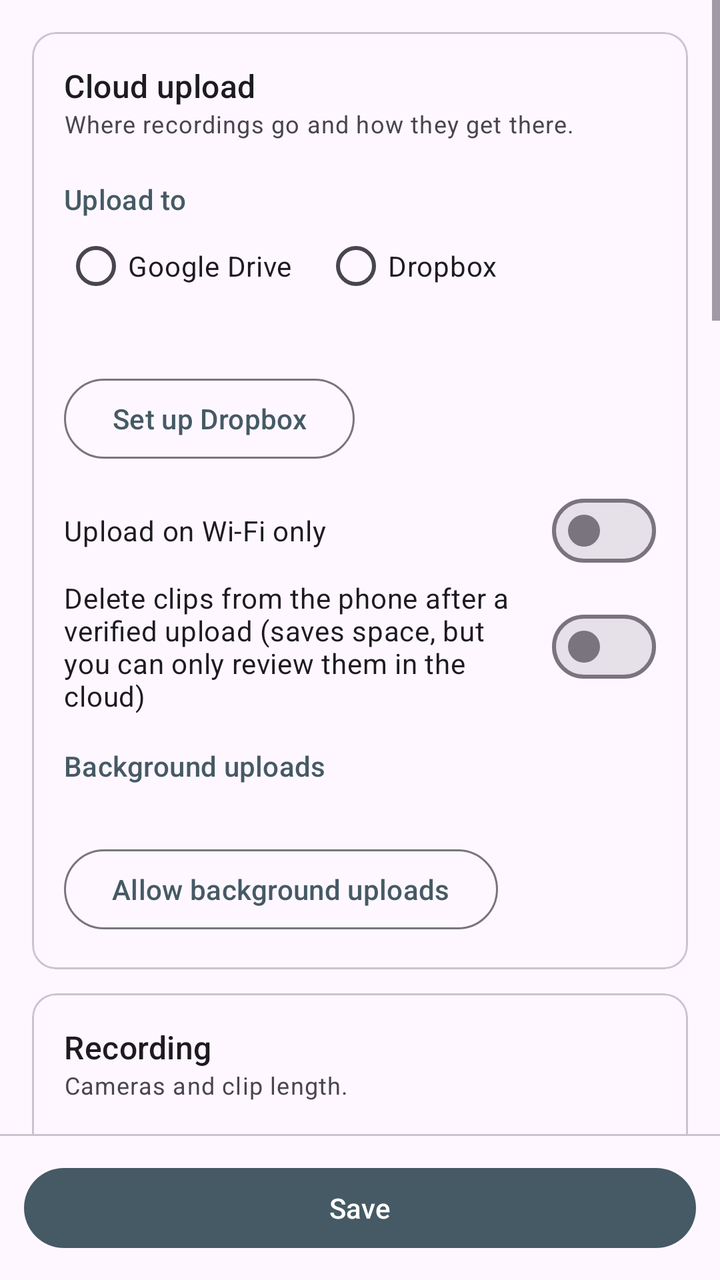
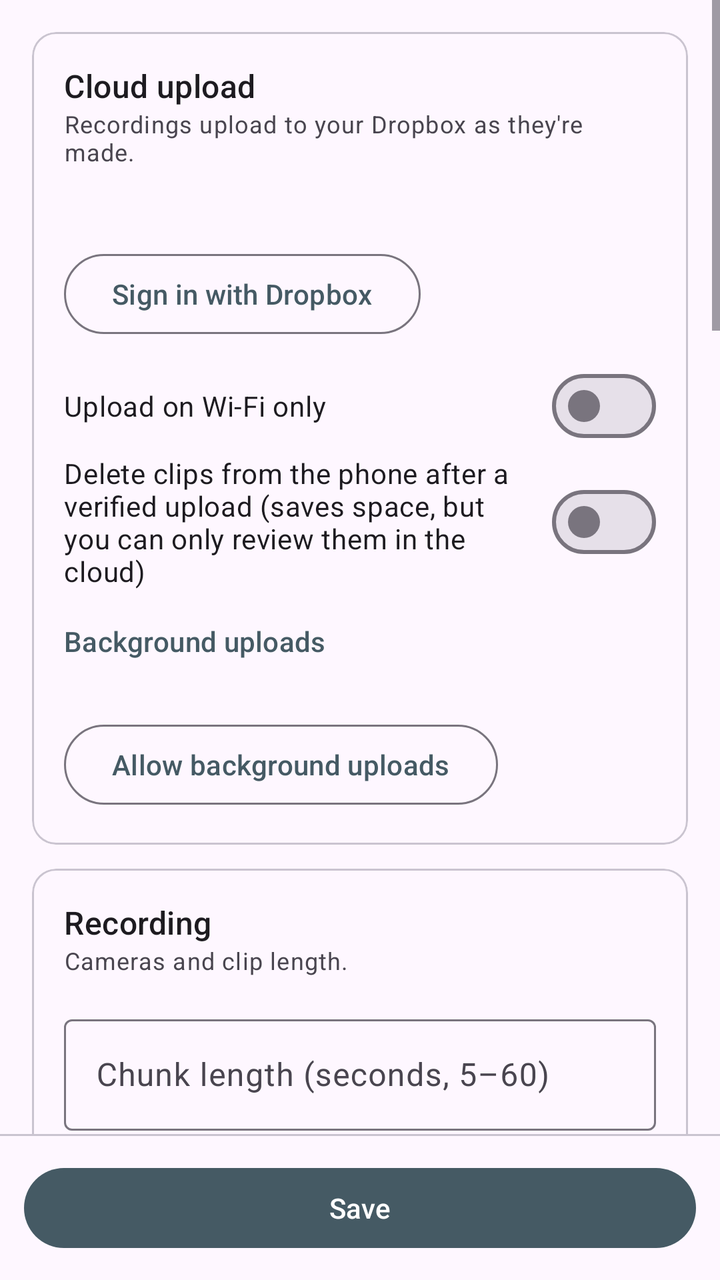

Before-and-after screenshots of an Android layout around one commit, followed by the original layout XML and the change that was made.
<!-- AndroidManifest.xml: application theme Theme.WitnessCam -->
<!-- res/layout/activity_settings.xml -->
<LinearLayout xmlns:android="http://schemas.android.com/apk/res/android"
    xmlns:app="http://schemas.android.com/apk/res-auto"
    android:layout_width="match_parent"
    android:layout_height="match_parent"
    android:fitsSystemWindows="true"
    android:orientation="vertical">

    <ScrollView
        android:layout_width="match_parent"
        android:layout_height="0dp"
        android:layout_weight="1">

        <LinearLayout
            android:layout_width="match_parent"
            android:layout_height="wrap_content"
            android:orientation="vertical"
            android:padding="16dp">

            <com.google.android.material.card.MaterialCardView
                style="?attr/materialCardViewOutlinedStyle"
                android:layout_width="match_parent"
                android:layout_height="wrap_content"
                android:layout_marginBottom="12dp">

                <LinearLayout
                    android:layout_width="match_parent"
                    android:layout_height="wrap_content"
                    android:orientation="vertical"
                    android:padding="16dp">

                    <TextView
                        style="@style/SettingsHeading"
                        android:text="@string/section_cloud" />

                    <TextView
                        style="@style/SettingsSummary"
                        android:text="@string/section_cloud_summary" />

                    <TextView
                        style="@style/SettingsSubheading"
                        android:text="@string/cloud_section" />

                    <RadioGroup
                        android:id="@+id/provider_group"
                        android:layout_width="match_parent"
                        android:layout_height="wrap_content"
                        android:orientation="horizontal">
                        <RadioButton
                            android:id="@+id/provider_google"
                            android:layout_width="wrap_content"
                            android:layout_height="wrap_content"
                            android:layout_marginEnd="16dp"
                            android:text="@string/provider_google" />
                        <RadioButton
                            android:id="@+id/provider_dropbox"
                            android:layout_width="wrap_content"
                            android:layout_height="wrap_content"
                            android:text="@string/provider_dropbox" />
                    </RadioGroup>

                    <TextView
                        style="@style/SettingsNote"
                        android:id="@+id/drive_status" />

                    <com.google.android.material.button.MaterialButton
                        android:id="@+id/dropbox_setup"
                        style="?attr/materialButtonOutlinedStyle"
                        android:layout_width="wrap_content"
                        android:layout_height="wrap_content"
                        android:layout_marginTop="8dp"
                        android:text="@string/dropbox_setup" />

                    <com.google.android.material.materialswitch.MaterialSwitch
                        android:id="@+id/wifi_only"
                        android:layout_width="match_parent"
                        android:layout_height="wrap_content" android:layout_marginTop="8dp"
                        android:text="@string/wifi_only" />

                    <com.google.android.material.materialswitch.MaterialSwitch
                        android:id="@+id/delete_after_upload"
                        android:layout_width="match_parent"
                        android:layout_height="wrap_content"
                        android:text="@string/delete_after_upload" />

                    <TextView
                        style="@style/SettingsSubheading"
                        android:text="@string/background_heading" />

                    <TextView
                        style="@style/SettingsNote"
                        android:id="@+id/battery_status" />

                    <com.google.android.material.button.MaterialButton
                        android:id="@+id/battery_button"
                        style="?attr/materialButtonOutlinedStyle"
                        android:layout_width="wrap_content"
                        android:layout_height="wrap_content"
                        android:layout_marginTop="8dp"
                        android:text="@string/battery_button" />

                </LinearLayout>
            </com.google.android.material.card.MaterialCardView>

            <com.google.android.material.card.MaterialCardView
                style="?attr/materialCardViewOutlinedStyle"
                android:layout_width="match_parent"
                android:layout_height="wrap_content"
                android:layout_marginBottom="12dp">

                <LinearLayout
                    android:layout_width="match_parent"
                    android:layout_height="wrap_content"
                    android:orientation="vertical"
                    android:padding="16dp">

                    <TextView
                        style="@style/SettingsHeading"
                        android:text="@string/section_recording" />

                    <TextView
                        style="@style/SettingsSummary"
                        android:text="@string/section_recording_summary" />

                    <com.google.android.material.textfield.TextInputLayout
                        style="?attr/textInputOutlinedStyle"
                        android:layout_width="match_parent"
                        android:layout_height="wrap_content"
                        android:layout_marginTop="12dp"
                        android:hint="@string/segment_seconds"
                        app:helperText="@string/segment_help">
                        <com.google.android.material.textfield.TextInputEditText
                            android:id="@+id/segment_seconds"
                            android:layout_width="match_parent"
                            android:layout_height="wrap_content"
                            android:inputType="number" />
                    </com.google.android.material.textfield.TextInputLayout>

                    <com.google.android.material.materialswitch.MaterialSwitch
                        android:id="@+id/dual_camera"
                        android:layout_width="match_parent"
                        android:layout_height="wrap_content" android:layout_marginTop="8dp"
                        android:text="@string/dual_camera" />

                </LinearLayout>
            </com.google.android.material.card.MaterialCardView>

            <com.google.android.material.card.MaterialCardView
                style="?attr/materialCardViewOutlinedStyle"
                android:layout_width="match_parent"
                android:layout_height="wrap_content"
                android:layout_marginBottom="12dp">

                <LinearLayout
                    android:layout_width="match_parent"
                    android:layout_height="wrap_content"
                    android:orientation="vertical"
                    android:padding="16dp">

                    <TextView
                        style="@style/SettingsHeading"
                        android:text="@string/pin_section" />

                    <TextView
                        style="@style/SettingsSummary"
                        android:text="@string/section_protection_summary" />

                    <TextView
                        style="@style/SettingsNote"
                        android:id="@+id/pin_status" />

                    <com.google.android.material.textfield.TextInputLayout
                        style="?attr/textInputOutlinedStyle"
                        android:layout_width="match_parent"
                        android:layout_height="wrap_content"
                        android:layout_marginTop="12dp"
                        android:hint="@string/pin_new_short"
                        app:helperText="@string/pin_new_help">
                        <com.google.android.material.textfield.TextInputEditText
                            android:id="@+id/new_pin"
                            android:layout_width="match_parent"
                            android:layout_height="wrap_content"
                            android:inputType="numberPassword" />
                    </com.google.android.material.textfield.TextInputLayout>

                    <com.google.android.material.button.MaterialButton
                        android:id="@+id/remove_pin"
                        style="?attr/borderlessButtonStyle"
                        android:layout_width="wrap_content"
                        android:layout_height="wrap_content"
                        android:layout_marginTop="8dp"
                        android:text="@string/pin_remove" />

                    <com.google.android.material.materialswitch.MaterialSwitch
                        android:id="@+id/biometric_unlock"
                        android:layout_width="match_parent"
                        android:layout_height="wrap_content" android:layout_marginTop="8dp"
                        android:text="@string/biometric_switch" />

                    <TextView
                        style="@style/SettingsNote"
                        android:id="@+id/biometric_note" />

                    <com.google.android.material.materialswitch.MaterialSwitch
                        android:id="@+id/widget_double_tap"
                        android:layout_width="match_parent"
                        android:layout_height="wrap_content" android:layout_marginTop="8dp"
                        android:text="@string/widget_double_tap" />

                </LinearLayout>
            </com.google.android.material.card.MaterialCardView>

            <com.google.android.material.card.MaterialCardView
                style="?attr/materialCardViewOutlinedStyle"
                android:layout_width="match_parent"
                android:layout_height="wrap_content"
                android:layout_marginBottom="12dp">

                <LinearLayout
                    android:layout_width="match_parent"
                    android:layout_height="wrap_content"
                    android:orientation="vertical"
                    android:padding="16dp">

                    <TextView
                        style="@style/SettingsHeading"
                        android:text="@string/sms_section" />

                    <TextView
                        style="@style/SettingsSummary"
                        android:text="@string/section_alerts_summary" />

                    <TextView
                        style="@style/SettingsSubheading"
                        android:text="@string/emergency_contacts" />

                    <TextView
                        style="@style/SettingsNote"
                        android:id="@+id/no_contacts"
                        android:text="@string/no_contacts" />

                    <com.google.android.material.chip.ChipGroup
                        android:id="@+id/contacts_group"
                        android:layout_width="match_parent"
                        android:layout_height="wrap_content" />

                    <LinearLayout
                        android:layout_width="match_parent"
                        android:layout_height="wrap_content"
                        android:orientation="horizontal">
                        <com.google.android.material.button.MaterialButton
                            android:id="@+id/add_from_contacts"
                            style="?attr/materialButtonOutlinedStyle"
                            android:layout_width="wrap_content"
                            android:layout_height="wrap_content"
                            android:layout_marginTop="8dp" android:layout_marginEnd="8dp"
                            android:text="@string/add_from_contacts" />

                        <com.google.android.material.button.MaterialButton
                            android:id="@+id/add_number"
                            style="?attr/borderlessButtonStyle"
                            android:layout_width="wrap_content"
                            android:layout_height="wrap_content"
                            android:layout_marginTop="8dp"
                            android:text="@string/add_number" />

                    </LinearLayout>

                    <LinearLayout
                        android:layout_width="match_parent"
                        android:layout_height="wrap_content"
                        android:layout_marginTop="8dp"
                        android:gravity="center_vertical"
                        android:orientation="horizontal">
                        <TextView
                            android:id="@+id/sms_status"
                            android:layout_width="0dp"
                            android:layout_height="wrap_content"
                            android:layout_weight="1"
                            android:textAppearance="?attr/textAppearanceBodyMedium" />
                        <com.google.android.material.button.MaterialButton
                            android:id="@+id/sms_allow"
                            android:layout_width="wrap_content"
                            android:layout_height="wrap_content"
                            android:text="@string/sms_allow" />
                    </LinearLayout>

                    <com.google.android.material.textfield.TextInputLayout
                        style="?attr/textInputOutlinedStyle"
                        android:layout_width="match_parent"
                        android:layout_height="wrap_content"
                        android:layout_marginTop="12dp"
                        android:hint="@string/alert_message">
                        <com.google.android.material.textfield.TextInputEditText
                            android:id="@+id/alert_message"
                            android:layout_width="match_parent"
                            android:layout_height="wrap_content"
                            android:inputType="textMultiLine|textCapSentences" />
                    </com.google.android.material.textfield.TextInputLayout>

                    <TextView
                        style="@style/SettingsSubheading"
                        android:text="@string/alerts_when" />

                    <com.google.android.material.materialswitch.MaterialSwitch
                        android:id="@+id/sms_on_stop"
                        android:layout_width="match_parent"
                        android:layout_height="wrap_content"
                        android:text="@string/sms_on_stop" />

                    <com.google.android.material.textfield.TextInputLayout
                        style="?attr/textInputOutlinedStyle"
                        android:layout_width="match_parent"
                        android:layout_height="wrap_content"
                        android:layout_marginTop="12dp"
                        android:hint="@string/location_update_short"
                        app:helperText="@string/location_update_help">
                        <com.google.android.material.textfield.TextInputEditText
                            android:id="@+id/location_minutes"
                            android:layout_width="match_parent"
                            android:layout_height="wrap_content"
                            android:inputType="number" />
                    </com.google.android.material.textfield.TextInputLayout>

                    <com.google.android.material.materialswitch.MaterialSwitch
                        android:id="@+id/share_link"
                        android:layout_width="match_parent"
                        android:layout_height="wrap_content" android:layout_marginTop="8dp"
                        android:text="@string/share_footage_link" />

                    <TextView
                        style="@style/SettingsNote"
                        android:text="@string/share_footage_help" />

                    <com.google.android.material.button.MaterialButton
                        android:id="@+id/send_test"
                        style="?attr/materialButtonOutlinedStyle"
                        android:layout_width="wrap_content"
                        android:layout_height="wrap_content"
                        android:layout_marginTop="8dp"
                        android:text="@string/send_test" />

                </LinearLayout>
            </com.google.android.material.card.MaterialCardView>

            <com.google.android.material.card.MaterialCardView
                style="?attr/materialCardViewOutlinedStyle"
                android:layout_width="match_parent"
                android:layout_height="wrap_content"
                android:layout_marginBottom="12dp">

                <LinearLayout
                    android:layout_width="match_parent"
                    android:layout_height="wrap_content"
                    android:orientation="vertical"
                    android:padding="16dp">

                    <TextView
                        style="@style/SettingsHeading"
                        android:text="@string/section_help" />

                    <TextView
                        style="@style/SettingsSummary"
                        android:text="@string/section_help_summary" />

                    <TextView
                        style="@style/SettingsNote"
                        android:id="@+id/storage_path" />

                    <com.google.android.material.button.MaterialButton
                        android:id="@+id/share_diagnostics"
                        style="?attr/materialButtonOutlinedStyle"
                        android:layout_width="wrap_content"
                        android:layout_height="wrap_content"
                        android:layout_marginTop="8dp"
                        android:text="@string/share_diagnostics" />

                </LinearLayout>
            </com.google.android.material.card.MaterialCardView>

        </LinearLayout>
    </ScrollView>

    <com.google.android.material.divider.MaterialDivider
        android:layout_width="match_parent"
        android:layout_height="wrap_content" />

    <com.google.android.material.button.MaterialButton
        android:id="@+id/save"
        android:layout_width="match_parent"
        android:layout_height="wrap_content"
        android:layout_margin="12dp"
        android:text="@string/save" />
</LinearLayout>
<!-- resources referenced by this layout -->
<resources>
  <string name="add_from_contacts">Add from contacts</string>
  <string name="add_number">Add number</string>
  <string name="alert_message">Text message sent when recording starts</string>
  <string name="alerts_when">When to text</string>
  <string name="background_heading">Background uploads</string>
  <string name="battery_button">Allow background uploads</string>
  <string name="biometric_switch">Allow fingerprint or face instead of the PIN</string>
  <string name="cloud_section">Upload to</string>
  <string name="delete_after_upload">Delete clips from the phone after a verified upload (saves space, but you can only review them in the cloud)</string>
  <string name="dropbox_setup">Set up Dropbox</string>
  <string name="dual_camera">Also record the front camera (to separate files) if the phone supports it</string>
  <string name="emergency_contacts">Emergency contacts</string>
  <string name="location_update_help">While recording. 0 = off.</string>
  <string name="location_update_short">Location updates every N minutes</string>
  <string name="no_contacts">No contacts yet. Nobody will be texted.</string>
  <string name="pin_new_help">Needed to stop a recording and to open Settings and Recordings. Leave blank to keep the current PIN.</string>
  <string name="pin_new_short">New PIN (4+ digits)</string>
  <string name="pin_remove">Remove PIN</string>
  <string name="pin_section">Stop protection</string>
  <string name="provider_dropbox">Dropbox</string>
  <string name="provider_google">Google Drive</string>
  <string name="save">Save</string>
  <string name="section_alerts_summary">Who gets a text, and when.</string>
  <string name="section_cloud">Cloud upload</string>
  <string name="section_cloud_summary">Where recordings go and how they get there.</string>
  <string name="section_help">Help</string>
  <string name="section_help_summary">Storage and troubleshooting.</string>
  <string name="section_protection_summary">Stop someone else switching a recording off.</string>
  <string name="section_recording">Recording</string>
  <string name="section_recording_summary">Cameras and clip length.</string>
  <string name="segment_help">Shorter chunks reach the cloud sooner. At most this much footage is at risk if the phone is taken.</string>
  <string name="segment_seconds">Chunk length (seconds, 5–60)</string>
  <string name="send_test">Send test text</string>
  <string name="share_diagnostics">Share diagnostics</string>
  <string name="share_footage_help">Anyone who gets the link can view that recording\'s folder in your Drive.</string>
  <string name="share_footage_link">Text contacts a link to watch the footage</string>
  <string name="sms_allow">Allow SMS</string>
  <string name="sms_on_stop">Text contacts when recording stops</string>
  <string name="sms_section">Text alerts</string>
  <string name="widget_double_tap">Widget needs two taps to start or stop (prevents accidental presses)</string>
  <string name="wifi_only">Upload on Wi-Fi only</string>
  <style name="SettingsHeading">
          <item name="android:layout_width">match_parent</item>
          <item name="android:layout_height">wrap_content</item>
          <item name="android:textAppearance">?attr/textAppearanceTitleMedium</item>
      </style>
  <style name="SettingsSubheading">
          <item name="android:layout_width">match_parent</item>
          <item name="android:layout_height">wrap_content</item>
          <item name="android:layout_marginTop">16dp</item>
          <item name="android:textAppearance">?attr/textAppearanceLabelLarge</item>
          <item name="android:textColor">?attr/colorPrimary</item>
      </style>
  <color name="accent">#455A64</color>
  <color name="on_accent">#FFFFFFFF</color>
  <color name="accent_container">#CFD8DC</color>
  <color name="on_accent_container">#263238</color>
  <!-- unchanged entries left out for length: 3 -->
</resources>

<!-- the commit's change to res/layout/activity_settings.xml (unified diff, before → after) -->
@@ -37,38 +37,19 @@
                         android:text="@string/section_cloud_summary" />
 
                     <TextView
-                        style="@style/SettingsSubheading"
-                        android:text="@string/cloud_section" />
-
-                    <RadioGroup
-                        android:id="@+id/provider_group"
-                        android:layout_width="match_parent"
-                        android:layout_height="wrap_content"
-                        android:orientation="horizontal">
-                        <RadioButton
-                            android:id="@+id/provider_google"
-                            android:layout_width="wrap_content"
-                            android:layout_height="wrap_content"
-                            android:layout_marginEnd="16dp"
-                            android:text="@string/provider_google" />
-                        <RadioButton
-                            android:id="@+id/provider_dropbox"
-                            android:layout_width="wrap_content"
-                            android:layout_height="wrap_content"
-                            android:text="@string/provider_dropbox" />
-                    </RadioGroup>
-
-                    <TextView
-                        style="@style/SettingsNote"
-                        android:id="@+id/drive_status" />
-
-                    <com.google.android.material.button.MaterialButton
-                        android:id="@+id/dropbox_setup"
+                        android:id="@+id/cloud_status"
+                        android:layout_width="match_parent"
+                        android:layout_height="wrap_content"
+                        android:layout_marginTop="8dp"
+                        android:textAppearance="?attr/textAppearanceBodyMedium" />
+
+                    <com.google.android.material.button.MaterialButton
+                        android:id="@+id/dropbox_sign_in"
                         style="?attr/materialButtonOutlinedStyle"
                         android:layout_width="wrap_content"
                         android:layout_height="wrap_content"
                         android:layout_marginTop="8dp"
-                        android:text="@string/dropbox_setup" />
+                        android:text="@string/dropbox_sign_in" />
 
                     <com.google.android.material.materialswitch.MaterialSwitch
                         android:id="@+id/wifi_only"
<!-- resource entries referenced after the edit -->
@@ -7,9 +7,8 @@
   <string name="background_heading">Background uploads</string>
   <string name="battery_button">Allow background uploads</string>
   <string name="biometric_switch">Allow fingerprint or face instead of the PIN</string>
-  <string name="cloud_section">Upload to</string>
   <string name="delete_after_upload">Delete clips from the phone after a verified upload (saves space, but you can only review them in the cloud)</string>
-  <string name="dropbox_setup">Set up Dropbox</string>
+  <string name="dropbox_sign_in">Sign in with Dropbox</string>
   <string name="dual_camera">Also record the front camera (to separate files) if the phone supports it</string>
   <string name="emergency_contacts">Emergency contacts</string>
   <string name="location_update_help">While recording. 0 = off.</string>
@@ -19,12 +18,10 @@
   <string name="pin_new_short">New PIN (4+ digits)</string>
   <string name="pin_remove">Remove PIN</string>
   <string name="pin_section">Stop protection</string>
-  <string name="provider_dropbox">Dropbox</string>
-  <string name="provider_google">Google Drive</string>
   <string name="save">Save</string>
   <string name="section_alerts_summary">Who gets a text, and when.</string>
   <string name="section_cloud">Cloud upload</string>
-  <string name="section_cloud_summary">Where recordings go and how they get there.</string>
+  <string name="section_cloud_summary">Recordings upload to your Dropbox as they\'re made.</string>
   <string name="section_help">Help</string>
   <string name="section_help_summary">Storage and troubleshooting.</string>
   <string name="section_protection_summary">Stop someone else switching a recording off.</string>
